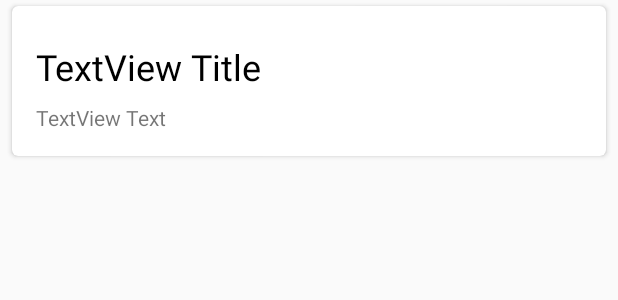
After one commit to thatfiredev/fireXtensions, an Android app: the layout item_todo.xml on its own in the app's theme, with its tools: preview values and no code run, on a phone screen of 412 x 824 dp. The commit adds this screen. Shown: the top 300 px of the screen. Run offline under Robolectric (Android 15) with nearby library versions, the phone set to English and light mode, and no system bars.

Commit message:
feat: Show TODO list on sample app

```diff
--- a/app/src/main/res/layout/activity_main.xml
+++ b/app/src/main/res/layout/activity_main.xml
@@ -28,6 +28,7 @@
         android:layout_height="wrap_content"
         android:layout_gravity="bottom|end"
         android:layout_margin="@dimen/fab_margin"
-        app:srcCompat="@android:drawable/ic_dialog_email" />
+        app:fabSize="normal"
+        app:srcCompat="@drawable/ic_add_white_24dp" />
 
 </androidx.coordinatorlayout.widget.CoordinatorLayout>
--- /dev/null
+++ b/app/src/main/res/layout/item_todo.xml
@@ -0,0 +1,48 @@
+<?xml version="1.0" encoding="utf-8"?>
+<androidx.cardview.widget.CardView xmlns:android="http://schemas.android.com/apk/res/android"
+    xmlns:app="http://schemas.android.com/apk/res-auto"
+    app:cardCornerRadius="4dp"
+    android:layout_marginLeft="8dp"
+    android:layout_marginRight="8dp"
+    android:layout_marginBottom="4dp"
+    android:layout_marginTop="4dp"
+    android:layout_width="match_parent"
+    android:layout_height="wrap_content">
+
+    <androidx.constraintlayout.widget.ConstraintLayout
+        android:layout_width="match_parent"
+        android:layout_height="wrap_content">
+
+        <TextView
+            android:id="@+id/tvTitle"
+            android:layout_width="0dp"
+            android:layout_height="wrap_content"
+            android:layout_marginStart="16dp"
+            android:layout_marginLeft="16dp"
+            android:layout_marginTop="24dp"
+            android:layout_marginEnd="16dp"
+            android:layout_marginRight="16dp"
+            android:text="TextView Title"
+            android:textColor="@android:color/black"
+            android:textSize="24sp"
+            app:layout_constraintEnd_toEndOf="parent"
+            app:layout_constraintStart_toStartOf="parent"
+            app:layout_constraintTop_toTopOf="parent" />
+
+        <TextView
+            android:id="@+id/tvText"
+            android:layout_width="0dp"
+            android:layout_height="wrap_content"
+            android:layout_marginStart="16dp"
+            android:layout_marginLeft="16dp"
+            android:layout_marginTop="8dp"
+            android:layout_marginEnd="16dp"
+            android:layout_marginRight="16dp"
+            android:layout_marginBottom="16dp"
+            android:text="TextView Text"
+            app:layout_constraintBottom_toBottomOf="parent"
+            app:layout_constraintEnd_toEndOf="parent"
+            app:layout_constraintStart_toStartOf="parent"
+            app:layout_constraintTop_toBottomOf="@+id/tvTitle" />
+    </androidx.constraintlayout.widget.ConstraintLayout>
+</androidx.cardview.widget.CardView>
```
Also changed, not shown: app/src/main/java/io/github/rosariopfernandes/firextensiossample/MainActivity.kt (+22 -21 lines), app/src/main/java/io/github/rosariopfernandes/firextensiossample/Todo.kt (added, +8 -0 lines), app/src/main/java/io/github/rosariopfernandes/firextensiossample/TodoAdapter.kt (added, +34 -0 lines), app/src/main/res/drawable/ic_add_white_24dp.xml (added, +9 -0 lines), app/src/main/res/layout/content_main.xml (+6 -6 lines).
